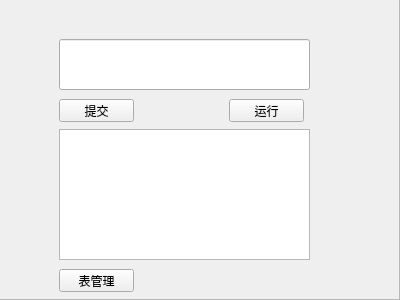
The window that mainwindow.ui (jy-080610/DBMS) describes before a commit, drawn with Qt 5.
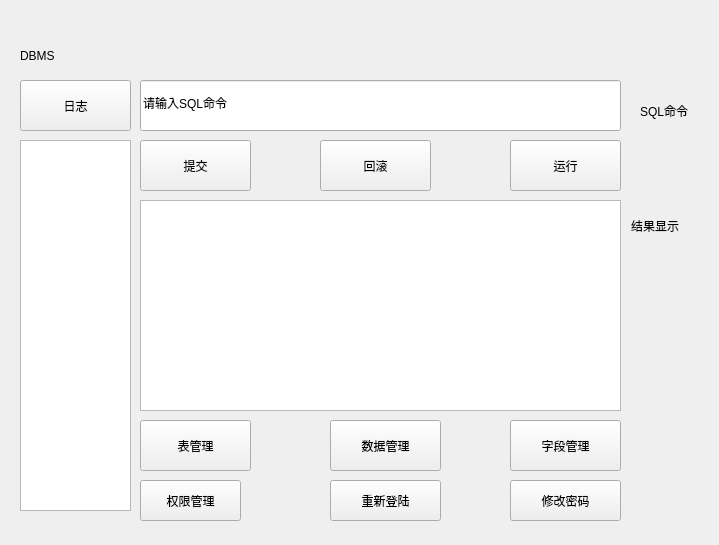
The same window after the commit.

```diff
--- a/mainwindow.ui
+++ b/mainwindow.ui
@@ -6,87 +6,230 @@
    <rect>
     <x>0</x>
     <y>0</y>
-    <width>400</width>
-    <height>300</height>
+    <width>719</width>
+    <height>545</height>
    </rect>
   </property>
   <property name="windowTitle">
    <string>Mainwindow</string>
   </property>
-  <widget class="QFrame" name="frame">
+  <property name="styleSheet">
+   <string notr="true">font: 10pt &quot;方正粗黑宋简体&quot;;</string>
+  </property>
+  <widget class="QWidget" name="centralwidget" native="true">
    <property name="geometry">
     <rect>
-     <x>-1</x>
-     <y>-1</y>
-     <width>401</width>
-     <height>301</height>
+     <x>0</x>
+     <y>20</y>
+     <width>731</width>
+     <height>521</height>
     </rect>
    </property>
-   <property name="frameShape">
-    <enum>QFrame::StyledPanel</enum>
-   </property>
-   <property name="frameShadow">
-    <enum>QFrame::Raised</enum>
-   </property>
    <widget class="QLineEdit" name="sqllineEdit">
     <property name="geometry">
      <rect>
-      <x>60</x>
-      <y>40</y>
-      <width>251</width>
+      <x>140</x>
+      <y>60</y>
+      <width>481</width>
       <height>51</height>
      </rect>
     </property>
+    <property name="text">
+     <string>请输入SQL命令</string>
+    </property>
    </widget>
    <widget class="QTableWidget" name="tableWidget">
     <property name="geometry">
      <rect>
-      <x>60</x>
-      <y>130</y>
-      <width>251</width>
-      <height>131</height>
+      <x>140</x>
+      <y>180</y>
+      <width>481</width>
+      <height>211</height>
      </rect>
     </property>
    </widget>
+   <widget class="QPushButton" name="tablemanage">
+    <property name="geometry">
+     <rect>
+      <x>140</x>
+      <y>400</y>
+      <width>111</width>
+      <height>51</height>
+     </rect>
+    </property>
+    <property name="text">
+     <string>表管理</string>
+    </property>
+   </widget>
+   <widget class="QPushButton" name="datamanage">
+    <property name="geometry">
+     <rect>
+      <x>330</x>
+      <y>400</y>
+      <width>111</width>
+      <height>51</height>
+     </rect>
+    </property>
+    <property name="text">
+     <string>数据管理</string>
+    </property>
+   </widget>
+   <widget class="QPushButton" name="fieldmanage">
+    <property name="geometry">
+     <rect>
+      <x>510</x>
+      <y>400</y>
+      <width>111</width>
+      <height>51</height>
+     </rect>
+    </property>
+    <property name="text">
+     <string>字段管理</string>
+    </property>
+   </widget>
+   <widget class="QPushButton" name="rollback">
+    <property name="geometry">
+     <rect>
+      <x>320</x>
+      <y>120</y>
+      <width>111</width>
+      <height>51</height>
+     </rect>
+    </property>
+    <property name="text">
+     <string>回滚</string>
+    </property>
+   </widget>
    <widget class="QPushButton" name="commit">
     <property name="geometry">
      <rect>
-      <x>60</x>
-      <y>100</y>
-      <width>75</width>
-      <height>23</height>
+      <x>140</x>
+      <y>120</y>
+      <width>111</width>
+      <height>51</height>
      </rect>
     </property>
     <property name="text">
      <string>提交</string>
     </property>
    </widget>
-   <widget class="QPushButton" name="pushButton_2">
-    <property name="geometry">
-     <rect>
-      <x>60</x>
-      <y>270</y>
-      <width>75</width>
-      <height>23</height>
-     </rect>
-    </property>
-    <property name="text">
-     <string>表管理</string>
-    </property>
-   </widget>
    <widget class="QPushButton" name="run">
     <property name="geometry">
      <rect>
-      <x>230</x>
-      <y>100</y>
-      <width>75</width>
-      <height>23</height>
+      <x>510</x>
+      <y>120</y>
+      <width>111</width>
+      <height>51</height>
      </rect>
     </property>
     <property name="text">
      <string>运行</string>
     </property>
    </widget>
+   <widget class="QLabel" name="label">
+    <property name="geometry">
+     <rect>
+      <x>20</x>
+      <y>0</y>
+      <width>111</width>
+      <height>71</height>
+     </rect>
+    </property>
+    <property name="styleSheet">
+     <string notr="true">font: 24pt &quot;华文隶书&quot;;</string>
+    </property>
+    <property name="text">
+     <string>DBMS</string>
+    </property>
+   </widget>
+   <widget class="QTreeView" name="treeView">
+    <property name="geometry">
+     <rect>
+      <x>20</x>
+      <y>120</y>
+      <width>111</width>
+      <height>371</height>
+     </rect>
+    </property>
+   </widget>
+   <widget class="QLabel" name="label_2">
+    <property name="geometry">
+     <rect>
+      <x>640</x>
+      <y>70</y>
+      <width>81</width>
+      <height>41</height>
+     </rect>
+    </property>
+    <property name="text">
+     <string>SQL命令</string>
+    </property>
+   </widget>
+   <widget class="QLabel" name="label_3">
+    <property name="geometry">
+     <rect>
+      <x>631</x>
+      <y>190</y>
+      <width>91</width>
+      <height>31</height>
+     </rect>
+    </property>
+    <property name="text">
+     <string>结果显示</string>
+    </property>
+   </widget>
+   <widget class="QPushButton" name="pushButton">
+    <property name="geometry">
+     <rect>
+      <x>20</x>
+      <y>60</y>
+      <width>111</width>
+      <height>51</height>
+     </rect>
+    </property>
+    <property name="text">
+     <string>日志</string>
+    </property>
+   </widget>
+   <widget class="QPushButton" name="pushButton_3">
+    <property name="geometry">
+     <rect>
+      <x>330</x>
+      <y>460</y>
+      <width>111</width>
+      <height>41</height>
+     </rect>
+    </property>
+    <property name="text">
+     <string>重新登陆</string>
+    </property>
+   </widget>
+   <widget class="QPushButton" name="pushButton_4">
+    <property name="geometry">
+     <rect>
+      <x>510</x>
+      <y>460</y>
+      <width>111</width>
+      <height>41</height>
+     </rect>
+    </property>
+    <property name="text">
+     <string>修改密码</string>
+    </property>
+   </widget>
+   <widget class="QPushButton" name="pushButton_5">
+    <property name="geometry">
+     <rect>
+      <x>140</x>
+      <y>460</y>
+      <width>101</width>
+      <height>41</height>
+     </rect>
+    </property>
+    <property name="text">
+     <string>权限管理</string>
+    </property>
+   </widget>
   </widget>
  </widget>
  <resources/>
```
